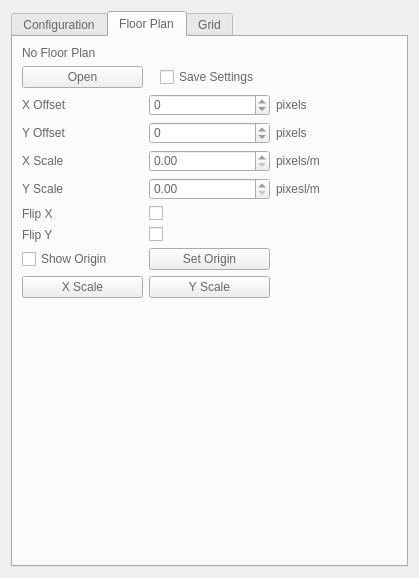
Above: views/ViewSettingsWidget.ui from hajungong007/TRUWB before the change. Below: the same form after it.
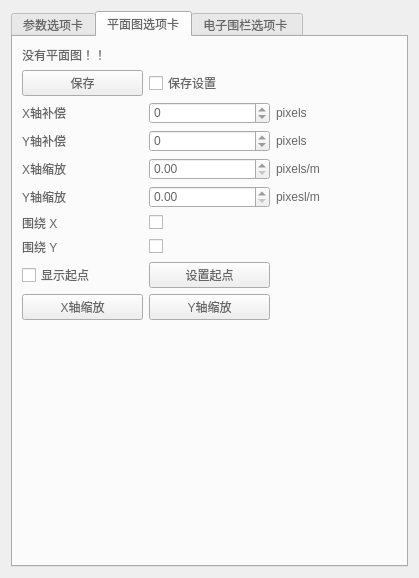
That is the form after the change. The open tabs and pages were chosen to show the change.

Commit message: 界面优化

```diff
--- a/views/ViewSettingsWidget.ui
+++ b/views/ViewSettingsWidget.ui
@@ -30,7 +30,7 @@
      </property>
      <widget class="QWidget" name="config_tab">
       <attribute name="title">
-       <string>Configuration</string>
+       <string>参数选项卡</string>
       </attribute>
       <widget class="QCheckBox" name="showTagHistory">
        <property name="geometry">
@@ -341,27 +341,104 @@
      </widget>
      <widget class="QWidget" name="floorplan_tab">
       <attribute name="title">
-       <string>Floor Plan</string>
+       <string>平面图选项卡</string>
       </attribute>
       <layout class="QGridLayout" name="gridLayout_2">
-       <item row="3" column="2">
-        <widget class="QLabel" name="label_11">
+       <item row="8" column="0">
+        <widget class="QLabel" name="label_7">
          <property name="styleSheet">
           <string notr="true">color: #666;</string>
          </property>
          <property name="text">
-          <string>pixels</string>
+          <string>围绕 X</string>
          </property>
         </widget>
        </item>
-       <item row="4" column="1">
-        <widget class="QDoubleSpinBox" name="floorplanXScale_sb">
-         <property name="maximum">
-          <double>1000.000000000000000</double>
+       <item row="8" column="1">
+        <widget class="QCheckBox" name="floorplanFlipX_cb">
+         <property name="text">
+          <string/>
          </property>
         </widget>
        </item>
+       <item row="9" column="0">
+        <widget class="QLabel" name="label_8">
+         <property name="styleSheet">
+          <string notr="true">color: #666;</string>
+         </property>
+         <property name="text">
+          <string>围绕 Y</string>
+         </property>
+        </widget>
+       </item>
+       <item row="7" column="0">
+        <widget class="QLabel" name="label_5">
+         <property name="styleSheet">
+          <string notr="true">color: #666;</string>
+         </property>
+         <property name="text">
+          <string>Y轴缩放</string>
+         </property>
+        </widget>
+       </item>
+       <item row="10" column="0" colspan="2">
+        <layout class="QGridLayout" name="gridLayout">
+         <property name="horizontalSpacing">
+          <number>6</number>
+         </property>
+         <item row="0" column="0">
+          <widget class="QCheckBox" name="showOrigin">
+           <property name="styleSheet">
+            <string notr="true">color: #666;</string>
+           </property>
+           <property name="text">
+            <string>显示起点</string>
+           </property>
+          </widget>
+         </item>
+         <item row="1" column="2">
+          <widget class="QPushButton" name="scaleY_pb">
+           <property name="styleSheet">
+            <string notr="true">color: #666;</string>
+           </property>
+           <property name="text">
+            <string>Y轴缩放</string>
+           </property>
+          </widget>
+         </item>
+         <item row="1" column="0">
+          <widget class="QPushButton" name="scaleX_pb">
+           <property name="styleSheet">
+            <string notr="true">color: #666;</string>
+           </property>
+           <property name="text">
+            <string>X轴缩放</string>
+           </property>
+          </widget>
+         </item>
+         <item row="0" column="2">
+          <widget class="QPushButton" name="origin_pb">
+           <property name="styleSheet">
+            <string notr="true">color: #666;</string>
+           </property>
+           <property name="text">
+            <string>设置起点</string>
+           </property>
+          </widget>
+         </item>
+        </layout>
+       </item>
        <item row="5" column="2">
+        <widget class="QLabel" name="label_11">
+         <property name="styleSheet">
+          <string notr="true">color: #666;</string>
+         </property>
+         <property name="text">
+          <string>pixels</string>
+         </property>
+        </widget>
+       </item>
+       <item row="7" column="2">
         <widget class="QLabel" name="label_9">
          <property name="styleSheet">
           <string notr="true">color: #666;</string>
@@ -371,17 +448,31 @@
          </property>
         </widget>
        </item>
-       <item row="2" column="0">
+       <item row="4" column="0">
         <widget class="QLabel" name="label_3">
          <property name="styleSheet">
           <string notr="true">color: #666;</string>
          </property>
          <property name="text">
-          <string>X Offset</string>
+          <string>X轴补偿</string>
          </property>
         </widget>
        </item>
-       <item row="2" column="1">
+       <item row="6" column="1">
+        <widget class="QDoubleSpinBox" name="floorplanXScale_sb">
+         <property name="maximum">
+          <double>1000.000000000000000</double>
+         </property>
+        </widget>
+       </item>
+       <item row="9" column="1">
+        <widget class="QCheckBox" name="floorplanFlipY_cb">
+         <property name="text">
+          <string/>
+         </property>
+        </widget>
+       </item>
+       <item row="4" column="1">
         <widget class="QSpinBox" name="floorplanXOff_sb">
          <property name="sizePolicy">
           <sizepolicy hsizetype="Minimum" vsizetype="Fixed">
@@ -403,18 +494,21 @@
           <string notr="true">color: #666;</string>
          </property>
          <property name="text">
-          <string>No Floor Plan</string>
+          <string>没有平面图！！</string>
          </property>
         </widget>
        </item>
-       <item row="7" column="1">
-        <widget class="QCheckBox" name="floorplanFlipY_cb">
+       <item row="4" column="2">
+        <widget class="QLabel" name="label_12">
+         <property name="styleSheet">
+          <string notr="true">color: #666;</string>
+         </property>
          <property name="text">
-          <string/>
+          <string>pixels</string>
          </property>
         </widget>
        </item>
-       <item row="9" column="0">
+       <item row="11" column="0">
         <spacer name="verticalSpacer">
          <property name="orientation">
           <enum>Qt::Vertical</enum>
@@ -427,24 +521,14 @@
          </property>
         </spacer>
        </item>
-       <item row="2" column="2">
-        <widget class="QLabel" name="label_12">
-         <property name="styleSheet">
-          <string notr="true">color: #666;</string>
-         </property>
-         <property name="text">
-          <string>pixels</string>
-         </property>
-        </widget>
-       </item>
-       <item row="5" column="1">
+       <item row="7" column="1">
         <widget class="QDoubleSpinBox" name="floorplanYScale_sb">
          <property name="maximum">
           <double>1000.000000000000000</double>
          </property>
         </widget>
        </item>
-       <item row="4" column="2">
+       <item row="6" column="2">
         <widget class="QLabel" name="label_10">
          <property name="styleSheet">
           <string notr="true">color: #666;</string>
@@ -454,7 +538,7 @@
          </property>
         </widget>
        </item>
-       <item row="3" column="1">
+       <item row="5" column="1">
         <widget class="QSpinBox" name="floorplanYOff_sb">
          <property name="minimum">
           <number>-65536</number>
@@ -464,111 +548,17 @@
          </property>
         </widget>
        </item>
-       <item row="4" column="0">
-        <widget class="QLabel" name="label_6">
-         <property name="styleSheet">
-          <string notr="true">color: #666;</string>
-         </property>
-         <property name="text">
-          <string>X Scale</string>
-         </property>
-        </widget>
-       </item>
        <item row="6" column="0">
-        <widget class="QLabel" name="label_7">
+        <widget class="QLabel" name="label_6">
          <property name="styleSheet">
           <string notr="true">color: #666;</string>
          </property>
          <property name="text">
-          <string>Flip X</string>
+          <string>X轴缩放</string>
          </property>
         </widget>
        </item>
        <item row="3" column="0">
-        <widget class="QLabel" name="label_4">
-         <property name="styleSheet">
-          <string notr="true">color: #666;</string>
-         </property>
-         <property name="text">
-          <string>Y Offset</string>
-         </property>
-        </widget>
-       </item>
-       <item row="6" column="1">
-        <widget class="QCheckBox" name="floorplanFlipX_cb">
-         <property name="text">
-          <string/>
-         </property>
-        </widget>
-       </item>
-       <item row="5" column="0">
-        <widget class="QLabel" name="label_5">
-         <property name="styleSheet">
-          <string notr="true">color: #666;</string>
-         </property>
-         <property name="text">
-          <string>Y Scale</string>
-         </property>
-        </widget>
-       </item>
-       <item row="7" column="0">
-        <widget class="QLabel" name="label_8">
-         <property name="styleSheet">
-          <string notr="true">color: #666;</string>
-         </property>
-         <property name="text">
-          <string>Flip Y</string>
-         </property>
-        </widget>
-       </item>
-       <item row="8" column="0" colspan="2">
-        <layout class="QGridLayout" name="gridLayout">
-         <property name="horizontalSpacing">
-          <number>6</number>
-         </property>
-         <item row="0" column="0">
-          <widget class="QCheckBox" name="showOrigin">
-           <property name="styleSheet">
-            <string notr="true">color: #666;</string>
-           </property>
-           <property name="text">
-            <string>Show Origin</string>
-           </property>
-          </widget>
-         </item>
-         <item row="1" column="2">
-          <widget class="QPushButton" name="scaleY_pb">
-           <property name="styleSheet">
-            <string notr="true">color: #666;</string>
-           </property>
-           <property name="text">
-            <string>Y Scale</string>
-           </property>
-          </widget>
-         </item>
-         <item row="1" column="0">
-          <widget class="QPushButton" name="scaleX_pb">
-           <property name="styleSheet">
-            <string notr="true">color: #666;</string>
-           </property>
-           <property name="text">
-            <string>X Scale</string>
-           </property>
-          </widget>
-         </item>
-         <item row="0" column="2">
-          <widget class="QPushButton" name="origin_pb">
-           <property name="styleSheet">
-            <string notr="true">color: #666;</string>
-           </property>
-           <property name="text">
-            <string>Set Origin</string>
-           </property>
-          </widget>
-         </item>
-        </layout>
-       </item>
-       <item row="1" column="0">
         <widget class="QPushButton" name="floorplanOpen_pb">
          <property name="sizePolicy">
           <sizepolicy hsizetype="Minimum" vsizetype="Fixed">
@@ -582,21 +572,40 @@
            <height>0</height>
           </size>
          </property>
+         <property name="autoFillBackground">
+          <bool>false</bool>
+         </property>
          <property name="styleSheet">
-          <string notr="true">color: #666;</string>
+          <string notr="true"/>
          </property>
          <property name="text">
-          <string>Open</string>
+          <string>保存</string>
+         </property>
+         <property name="iconSize">
+          <size>
+           <width>30</width>
+           <height>30</height>
+          </size>
          </property>
         </widget>
        </item>
-       <item row="1" column="1" alignment="Qt::AlignHCenter">
+       <item row="3" column="1" colspan="2">
         <widget class="QCheckBox" name="saveFP">
          <property name="styleSheet">
           <string notr="true">color: #666;</string>
          </property>
          <property name="text">
-          <string>Save Settings</string>
+          <string>保存设置</string>
+         </property>
+        </widget>
+       </item>
+       <item row="5" column="0">
+        <widget class="QLabel" name="label_4">
+         <property name="styleSheet">
+          <string notr="true">color: #666;</string>
+         </property>
+         <property name="text">
+          <string>Y轴补偿</string>
          </property>
         </widget>
        </item>
@@ -604,7 +613,7 @@
      </widget>
      <widget class="QWidget" name="grid_tab">
       <attribute name="title">
-       <string>Grid</string>
+       <string>电子围栏选项卡 </string>
       </attribute>
       <widget class="QWidget" name="layoutWidget">
        <property name="geometry">
```
Left out of the diff: 34 changed lines with no effect on the pictures. The commit also changes 4 other files.
